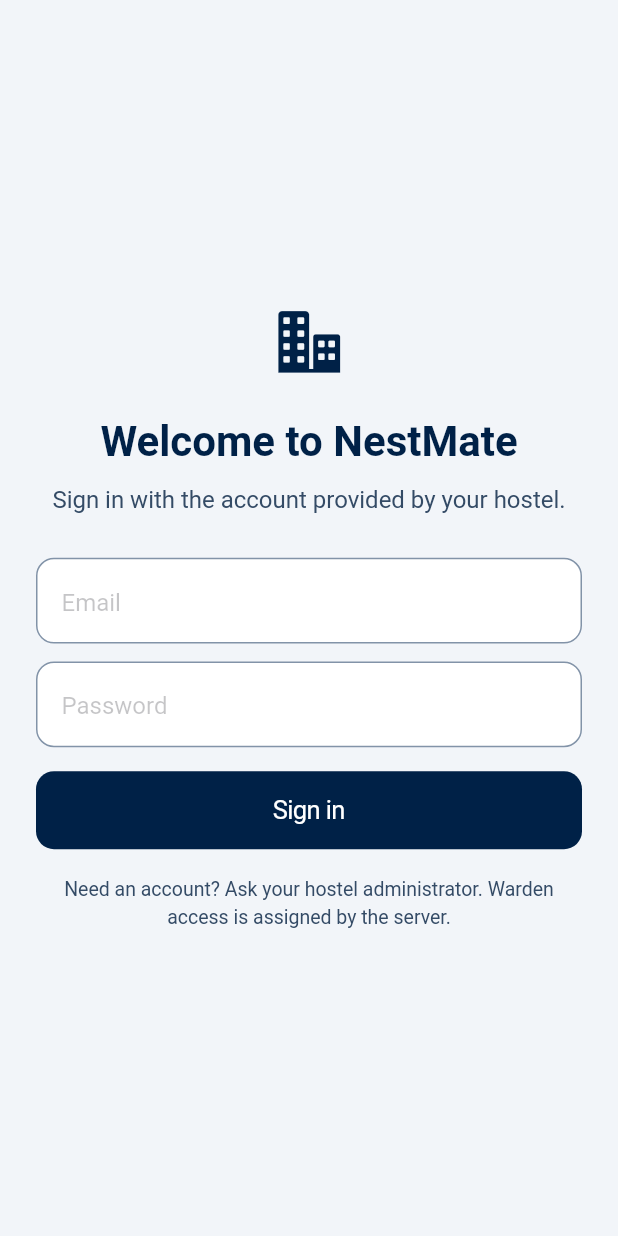
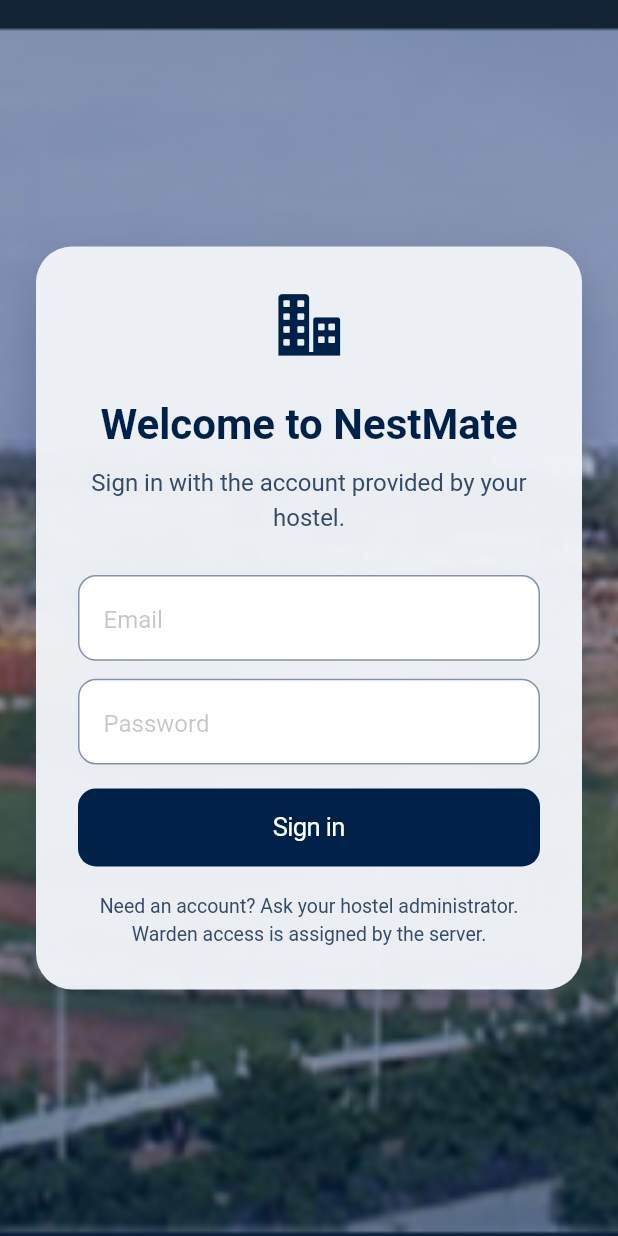
Before and after one commit to deekshithakamesh2023-art/NestMate, a Flutter app: the screen it shows after launch, on a phone screen of 412 x 824 dp. Run offline on Flutter 3.47's test engine with Material 3 defaults, Android fonts, the phone set to English and light mode, and no system bars; our stand-ins replace cloud_firestore, firebase_auth, firebase_core; accounts and stored records are empty.

Commit message:
Add campus background and interactive login card
Use the supplied VIT Chennai panorama behind sign-in and add the existing pointer-reactive 3D surface interaction to the form card.

Co-authored-by: Copilot App <223556219+Copilot@users.noreply.github.com>

```diff
--- a/lib/features/firebase_portal_gate.dart
+++ b/lib/features/firebase_portal_gate.dart
@@ -2,6 +2,7 @@ import 'package:firebase_auth/firebase_auth.dart';
 import 'package:flutter/cupertino.dart';
 
 import '../core/design_tokens.dart';
+import '../core/widgets.dart';
 import '../data/firebase_repositories.dart';
 import '../data/repositories.dart';
 
@@ -137,13 +138,47 @@ class _SignInScreenState extends State<_SignInScreen> {
 
   @override
   Widget build(BuildContext context) => CupertinoPageScaffold(
-        backgroundColor: context.canvas,
-        child: SafeArea(
+        child: Stack(
+          fit: StackFit.expand,
+          children: [
+            Image.asset(
+              'assets/images/vit_chennai_login_background.png',
+              fit: BoxFit.cover,
+            ),
+            const DecoratedBox(
+              decoration: BoxDecoration(
+                gradient: LinearGradient(
+                  begin: Alignment.topCenter,
+                  end: Alignment.bottomCenter,
+                  colors: [
+                    Color(0x66002147),
+                    Color(0x33002147),
+                    Color(0x99002147),
+                  ],
+                ),
+              ),
+            ),
+            SafeArea(
               child: Center(
                 child: SingleChildScrollView(
                   padding: const EdgeInsets.all(24),
                   child: ConstrainedBox(
                     constraints: const BoxConstraints(maxWidth: 440),
+                    child: Interactive3DSurface(
+                      child: DecoratedBox(
+                        decoration: BoxDecoration(
+                          color: context.canvas.withValues(alpha: .96),
+                          borderRadius: BorderRadius.circular(24),
+                          boxShadow: const [
+                            BoxShadow(
+                              color: Color(0x44002147),
+                              blurRadius: 32,
+                              offset: Offset(0, 16),
+                            ),
+                          ],
+                        ),
+                        child: Padding(
+                          padding: const EdgeInsets.all(28),
                           child: Column(
                             crossAxisAlignment: CrossAxisAlignment.stretch,
                             children: [
@@ -224,6 +259,11 @@ class _SignInScreenState extends State<_SignInScreen> {
                       ),
                     ),
                   ),
+                ),
+              ),
+            ),
+          ],
+        ),
       );
 }
 
--- a/pubspec.yaml
+++ b/pubspec.yaml
@@ -24,3 +24,4 @@ flutter:
   assets:
     - assets/images/vit_chennai_logo.png
     - assets/images/vit_chennai_campus.png
+    - assets/images/vit_chennai_login_background.png
```
Also changed, not shown: assets/images/vit_chennai_login_background.png (added). Lines whose indentation alone changed are shown as unchanged.
